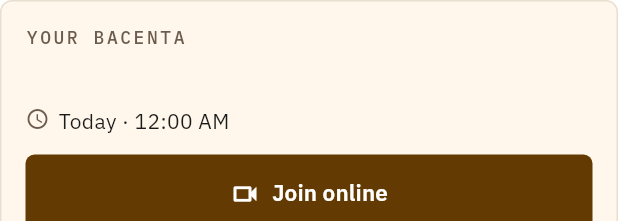
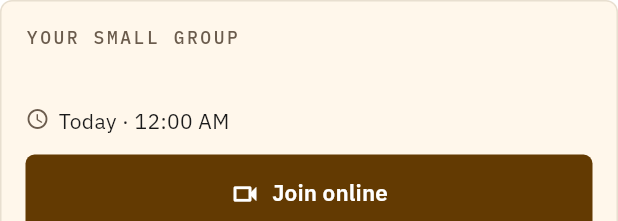
Before and after one commit to Achu-Worifung/rejoice-greatly-mobile-app, a Flutter app: the BacentaMeetingCard widget shown alone on an empty page, opened directly with empty values, on a phone screen of 412 x 824 dp. Shown: the top 221 px of the screen. Run offline on Flutter 3.47's test engine with Material 3 defaults, Android fonts, the phone set to English and light mode, and no system bars; our stand-ins replace app_links, auto_size_text, cached_network_image, camera, carousel_slider, firebase_auth and 14 more; missing offline and left inert: cryptography, dart:html, dart:ui_web, google_mlkit_face_detection, nfc_manager, onesignal_flutter and 1 more; accounts and stored records are empty; network calls fail; project files that could hold a hidden picture were left out.

Commit message:
Say "small group" and "ministry" instead of bacenta and basonta
Only the words people see change: fallback names, the leader screen's
captions, reminder audience labels and the first-group milestone seal
("Group", which fits the seal). Identifiers, JSON keys and API paths
keep the bacenta/basonta names the backend uses.

Co-Authored-By: Claude Opus 5.5 <noreply@anthropic.com>
Claude-Session: https://claude.ai/code/session_01XsjLtTRoLggg7AojNm7NX1

```diff
--- a/lib/dataobject/reminder_items.dart
+++ b/lib/dataobject/reminder_items.dart
@@ -112,9 +112,9 @@ class ReminderItem {
     final n = targetIds.length;
     switch (targetedSendTo) {
       case 'BACENTAS':
-        return n == 1 ? '1 bacenta' : '$n bacentas';
+        return n == 1 ? '1 small group' : '$n small groups';
       case 'BASONTAS':
-        return n == 1 ? '1 basonta' : '$n basontas';
+        return n == 1 ? '1 ministry' : '$n ministries';
       case 'PEOPLE':
         return n == 1 ? '1 person' : '$n people';
     }
--- a/lib/pages/leader_bacenta_page.dart
+++ b/lib/pages/leader_bacenta_page.dart
@@ -85,12 +85,12 @@ class _LeaderBacentaPageState extends State<LeaderBacentaPage> {
       title: 'Add someone who isn’t on the app',
       hint: 'Their name',
       action: 'Add',
-      caption: 'They’ll be in your bacenta, so you can mark them present. When they sign up, the church joins the two.',
+      caption: 'They’ll be in your small group, so you can mark them present. When they sign up, the church joins the two.',
     );
     if (name == null || name.trim().isEmpty) return;
     try {
       _show(await LeaderApi.addPerson(widget.bacentaId, name.trim()));
-      _snack('${name.trim()} is in your bacenta.');
+      _snack('${name.trim()} is in your small group.');
     } catch (e) {
       _snack(userFacingError(e));
     }
@@ -223,7 +223,7 @@ class _LeaderBacentaPageState extends State<LeaderBacentaPage> {
     if (meeting == null) {
       return [
         ...widgets,
-        Text('Your bacenta has no meeting day yet. Ask a pastor to set one, then you can take attendance here.',
+        Text('Your small group has no meeting day yet. Ask a pastor to set one, then you can take attendance here.',
             style: ChurchType.body),
       ];
     }
--- a/lib/services/leader_api.dart
+++ b/lib/services/leader_api.dart
@@ -37,7 +37,7 @@ class LedBacenta {
 
   factory LedBacenta.fromJson(Map<String, dynamic> j) => LedBacenta(
         id: '${j['id']}',
-        name: j['name'] as String? ?? 'Your bacenta',
+        name: j['name'] as String? ?? 'Your small group',
         meetingDay: dayLabel(j['meetingDay']),
         meetingTime: clockLabel(j['meetingTime']),
         members: (j['members'] as num?)?.toInt() ?? 0,
@@ -179,7 +179,7 @@ class LeaderView {
     final meeting = j['meeting'];
     return LeaderView(
       id: '${j['id']}',
-      name: j['name'] as String? ?? 'Your bacenta',
+      name: j['name'] as String? ?? 'Your small group',
       meetingDay: dayLabel(j['meetingDay']),
       meetingTime: clockLabel(j['meetingTime']),
       location: j['location'] as String?,
--- a/lib/services/member_events.dart
+++ b/lib/services/member_events.dart
@@ -24,7 +24,7 @@ class BacentaMeetingInfo {
     final time = (json['time'] as String?)?.split(':');
     return BacentaMeetingInfo(
       bacentaId: '${json['bacentaId']}',
-      name: json['name'] as String? ?? 'Your bacenta',
+      name: json['name'] as String? ?? 'Your small group',
       leaderName: json['leaderName'] as String?,
       date: DateTime.tryParse('${json['date']}') ?? DateTime.now(),
       hour: time != null && time.length >= 2 ? int.tryParse(time[0]) : null,
--- a/lib/widgets/event_actions.dart
+++ b/lib/widgets/event_actions.dart
@@ -217,7 +217,7 @@ class _BacentaMeetingCardState extends State<BacentaMeetingCard> {
                 child: Column(
                   crossAxisAlignment: CrossAxisAlignment.start,
                   children: [
-                    const ChurchEyebrow('Your bacenta'),
+                    const ChurchEyebrow('Your small group'),
                     const SizedBox(height: 4),
                     Text(m.name, style: ChurchType.title),
                   ],
--- a/lib/widgets/milestone_widgets.dart
+++ b/lib/widgets/milestone_widgets.dart
@@ -20,7 +20,7 @@ import 'dashboard_label_title.dart';
   if (key.startsWith('SERMONS_') && count != null) return (number: '$count', icon: null, caption: 'Sermons');
   return switch (key) {
     'FIRST_SUNDAY' => (number: null, icon: Icons.door_front_door_outlined, caption: 'Welcome'),
-    'FIRST_BACENTA' => (number: null, icon: Icons.groups_2_outlined, caption: 'Bacenta'),
+    'FIRST_BACENTA' => (number: null, icon: Icons.groups_2_outlined, caption: 'Group'),
     'FULL_MONTH' => (number: null, icon: Icons.calendar_month_outlined, caption: 'A month'),
     'FIRST_SERMON' => (number: null, icon: Icons.headphones_outlined, caption: 'Sermon'),
     'SERIES' => (number: null, icon: Icons.auto_stories_outlined, caption: 'Series'),
```
Also changed, not shown: 1 other file.
